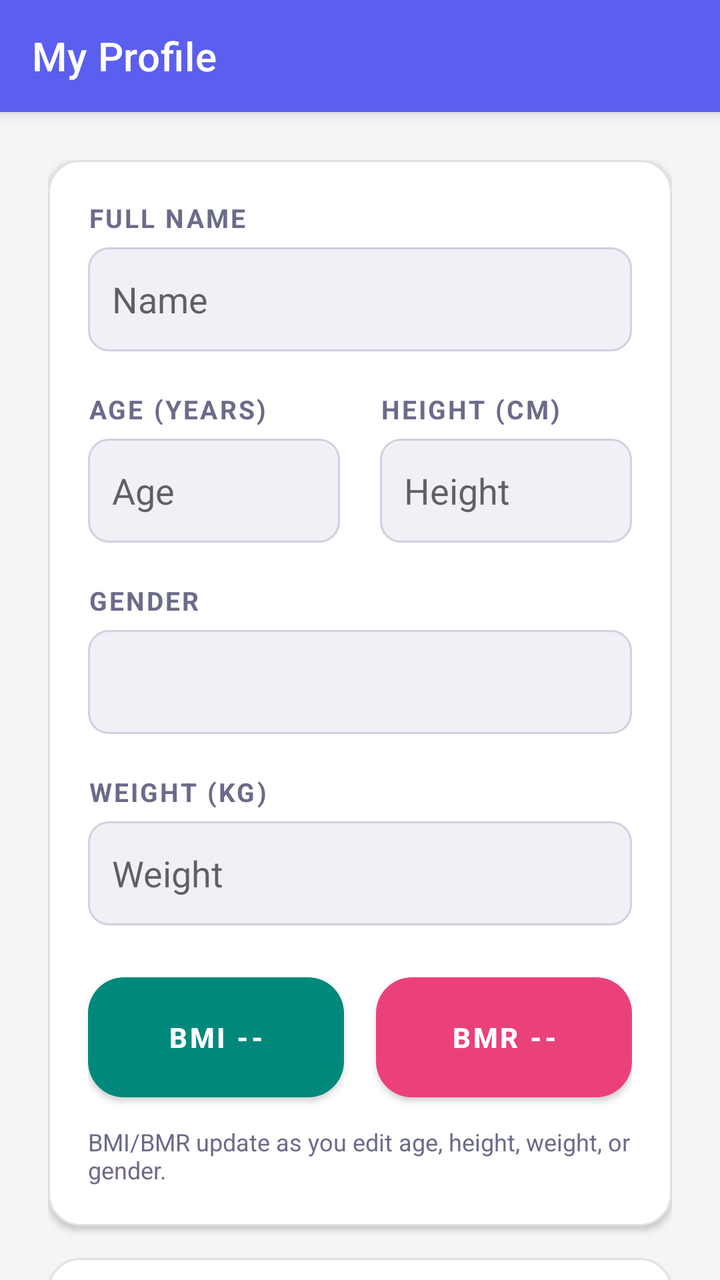
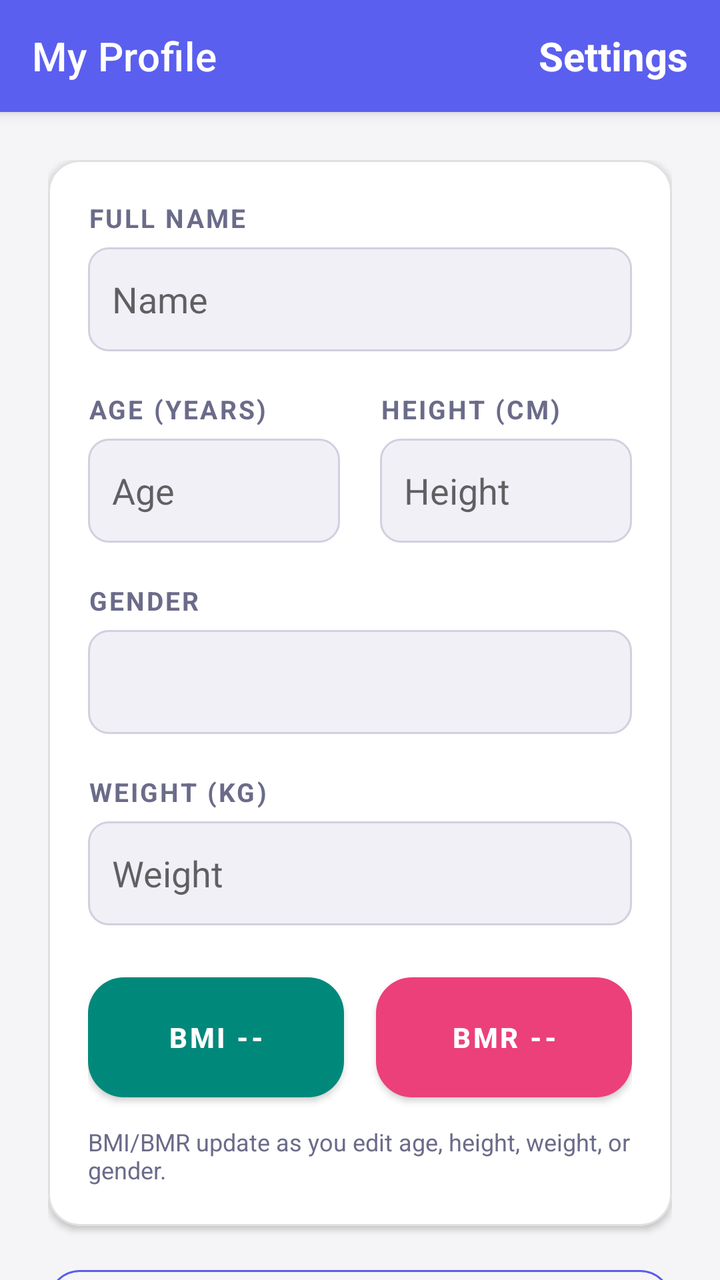

The first picture is an Android layout as it rendered before a commit; the second is the same layout after the commit. The layout source and the unified diff follow.
<!-- AndroidManifest.xml: application theme Theme.DailyRoutine -->
<!-- res/layout/activity_profile.xml -->
<?xml version="1.0" encoding="utf-8"?>
<androidx.coordinatorlayout.widget.CoordinatorLayout xmlns:android="http://schemas.android.com/apk/res/android"
    xmlns:app="http://schemas.android.com/apk/res-auto"
    android:layout_width="match_parent"
    android:layout_height="match_parent"
    android:background="@color/bgPage">

    <com.google.android.material.appbar.AppBarLayout
        android:id="@+id/appBar"
        android:layout_width="match_parent"
        android:layout_height="wrap_content"
        android:background="@color/primary">

        <androidx.appcompat.widget.Toolbar
            android:id="@+id/toolbar"
            android:layout_width="match_parent"
            android:layout_height="?attr/actionBarSize"
            app:title="My Profile"
            app:titleTextColor="@android:color/white"/>

    </com.google.android.material.appbar.AppBarLayout>

    <androidx.core.widget.NestedScrollView
        android:id="@+id/profileScroll"
        android:layout_width="match_parent"
        android:layout_height="match_parent"
        android:paddingBottom="80dp"
        android:clipToPadding="false"
        app:layout_behavior="@string/appbar_scrolling_view_behavior">

        <LinearLayout
            android:layout_width="match_parent"
            android:layout_height="wrap_content"
            android:orientation="vertical"
            android:padding="24dp">

            <com.google.android.material.card.MaterialCardView
                android:layout_width="match_parent"
                android:layout_height="wrap_content"
                app:cardCornerRadius="16dp"
                app:cardElevation="2dp"
                app:strokeWidth="1dp"
                app:strokeColor="@color/cardStroke">

                <LinearLayout
                    android:layout_width="match_parent"
                    android:layout_height="wrap_content"
                    android:orientation="vertical"
                    android:padding="20dp">

                    <TextView style="@style/LabelText" android:text="Full Name"/>
                    <EditText
                        android:id="@+id/etProfileName"
                        android:layout_width="match_parent"
                        android:layout_height="52dp"
                        android:layout_marginTop="6dp"
                        android:background="@drawable/bg_field"
                        android:paddingHorizontal="12dp"
                        android:inputType="textPersonName|textCapWords"
                        android:autofillHints="name"
                        android:hint="Name"/>

                    <LinearLayout
                        android:layout_width="match_parent"
                        android:layout_height="wrap_content"
                        android:orientation="horizontal"
                        android:layout_marginTop="20dp"
                        android:baselineAligned="false">

                        <LinearLayout
                            android:layout_width="0dp"
                            android:layout_height="wrap_content"
                            android:layout_weight="1"
                            android:orientation="vertical"
                            android:layout_marginEnd="10dp">
                            <TextView style="@style/LabelText" android:text="Age (Years)"/>
                            <EditText
                                android:id="@+id/etProfileAge"
                                android:layout_width="match_parent"
                                android:layout_height="52dp"
                                android:layout_marginTop="6dp"
                                android:background="@drawable/bg_field"
                                android:paddingHorizontal="12dp"
                                android:inputType="number"
                                android:hint="Age"/>
                        </LinearLayout>

                        <LinearLayout
                            android:layout_width="0dp"
                            android:layout_height="wrap_content"
                            android:layout_weight="1"
                            android:orientation="vertical"
                            android:layout_marginStart="10dp">
                            <TextView style="@style/LabelText" android:text="Height (cm)"/>
                            <EditText
                                android:id="@+id/etProfileHeight"
                                android:layout_width="match_parent"
                                android:layout_height="52dp"
                                android:layout_marginTop="6dp"
                                android:background="@drawable/bg_field"
                                android:paddingHorizontal="12dp"
                                android:inputType="number"
                                android:hint="Height"/>
                        </LinearLayout>
                    </LinearLayout>

                    <TextView style="@style/LabelText" android:text="Gender" android:layout_marginTop="20dp"/>
                    <Spinner
                        android:id="@+id/spinnerGender"
                        android:layout_width="match_parent"
                        android:layout_height="52dp"
                        android:layout_marginTop="6dp"
                        android:background="@drawable/bg_field"/>

                    <TextView style="@style/LabelText" android:text="Weight (kg)" android:layout_marginTop="20dp"/>
                    <EditText
                        android:id="@+id/etProfileWeight"
                        android:layout_width="match_parent"
                        android:layout_height="52dp"
                        android:layout_marginTop="6dp"
                        android:background="@drawable/bg_field"
                        android:paddingHorizontal="12dp"
                        android:inputType="numberDecimal"
                        android:hint="Weight"/>

                    <LinearLayout
                        android:layout_width="match_parent"
                        android:layout_height="wrap_content"
                        android:layout_marginTop="20dp"
                        android:baselineAligned="false"
                        android:orientation="horizontal">

                        <com.google.android.material.button.MaterialButton
                            android:id="@+id/btnProfileBmi"
                            android:layout_width="0dp"
                            android:layout_height="72dp"
                            android:layout_marginEnd="8dp"
                            android:layout_weight="1"
                            android:gravity="center"
                            android:minHeight="72dp"
                            android:text="BMI --"
                            android:textAllCaps="false"
                            android:textSize="14sp"
                            android:textStyle="bold"
                            app:backgroundTint="#00897B"
                            app:cornerRadius="18dp" />

                        <com.google.android.material.button.MaterialButton
                            android:id="@+id/btnProfileBmr"
                            android:layout_width="0dp"
                            android:layout_height="72dp"
                            android:layout_marginStart="8dp"
                            android:layout_weight="1"
                            android:gravity="center"
                            android:minHeight="72dp"
                            android:text="BMR --"
                            android:textAllCaps="false"
                            android:textSize="14sp"
                            android:textStyle="bold"
                            app:backgroundTint="#EC407A"
                            app:cornerRadius="18dp" />
                    </LinearLayout>

                    <TextView
                        android:id="@+id/tvProfileMetricsHint"
                        android:layout_width="match_parent"
                        android:layout_height="wrap_content"
                        android:layout_marginTop="8dp"
                        android:text="BMI/BMR update as you edit age, height, weight, or gender."
                        android:textColor="@color/textSecondary"
                        android:textSize="12sp" />

                </LinearLayout>
            </com.google.android.material.card.MaterialCardView>

            <com.google.android.material.card.MaterialCardView
                android:layout_width="match_parent"
                android:layout_height="wrap_content"
                android:layout_marginTop="16dp"
                app:cardCornerRadius="16dp"
                app:cardElevation="2dp"
                app:strokeWidth="1dp"
                app:strokeColor="@color/cardStroke">

                <LinearLayout
                    android:layout_width="match_parent"
                    android:layout_height="wrap_content"
                    android:gravity="center_vertical"
                    android:orientation="horizontal"
                    android:padding="18dp">

                    <TextView
                        android:layout_width="0dp"
                        android:layout_height="wrap_content"
                        android:layout_weight="1"
                        android:text="Theme, privacy, and app lock"
                        android:textColor="@color/textPrimary"
                        android:textSize="16sp"
                        android:textStyle="bold" />

                    <com.google.android.material.button.MaterialButton
                        android:id="@+id/btnProfileSettings"
                        style="@style/Widget.MaterialComponents.Button.OutlinedButton"
                        android:layout_width="wrap_content"
                        android:layout_height="48dp"
                        android:text="Settings"
                        android:textAllCaps="false"
                        android:textStyle="bold"
                        app:cornerRadius="16dp"
                        app:icon="@drawable/ic_settings"
                        app:iconTint="@color/primary"
                        app:strokeColor="@color/primary" />
                </LinearLayout>
            </com.google.android.material.card.MaterialCardView>

            <com.google.android.material.button.MaterialButton
                android:id="@+id/btnExportReport"
                style="@style/Widget.MaterialComponents.Button.OutlinedButton"
                android:layout_width="match_parent"
                android:layout_height="56dp"
                android:layout_marginTop="16dp"
                android:text="Export 180-Day Wellness Report (PDF)"
                android:textAllCaps="false"
                android:textStyle="bold"
                app:cornerRadius="16dp"
                app:strokeColor="@color/primary"
                app:icon="@drawable/ic_save"
                app:iconTint="@color/primary"/>

            <com.google.android.material.button.MaterialButton
                android:id="@+id/btnSaveProfile"
                android:layout_width="match_parent"
                android:layout_height="56dp"
                android:layout_marginTop="32dp"
                android:text="Save Changes"
                android:textAllCaps="false"
                android:textStyle="bold"
                app:cornerRadius="16dp"/>

        </LinearLayout>
    </androidx.core.widget.NestedScrollView>

</androidx.coordinatorlayout.widget.CoordinatorLayout>
<!-- resources referenced by this layout -->
<resources>
  <color name="bgPage">#F5F5F7</color>
  <color name="cardStroke">#E0E0E0</color>
  <color name="primary">#5B5FEF</color>
  <color name="textPrimary">#1A1A2E</color>
  <color name="textSecondary">#6B6B8A</color>
  <!-- drawable bg_field (drawable) -->
  <?xml version="1.0" encoding="utf-8"?>
  <shape xmlns:android="http://schemas.android.com/apk/res/android"
      android:shape="rectangle">
      <solid android:color="@color/fieldBg"/>
      <corners android:radius="10dp"/>
      <stroke android:width="1dp" android:color="@color/fieldStroke"/>
  </shape>
  <!-- drawable ic_save (drawable) -->
  <vector xmlns:android="http://schemas.android.com/apk/res/android" android:width="24dp" android:height="24dp" android:viewportWidth="24" android:viewportHeight="24">
      <path android:fillColor="@color/iconSuccess" android:pathData="M5,3H17L21,7V19C21,20.1 20.1,21 19,21H5C3.9,21 3,20.1 3,19V5C3,3.9 3.9,3 5,3ZM7,5V10H16V5H7ZM7,15V19H17V15H7Z"/>
  </vector>
  <!-- drawable ic_settings (drawable) -->
  ﻿<?xml version="1.0" encoding="utf-8"?>
  <vector xmlns:android="http://schemas.android.com/apk/res/android"
      android:width="24dp"
      android:height="24dp"
      android:viewportWidth="24"
      android:viewportHeight="24">
      <path
          android:fillColor="@color/primary"
          android:pathData="M19.43,12.98c0.04,-0.32 0.07,-0.65 0.07,-0.98s-0.02,-0.66 -0.07,-0.98l2.11,-1.65c0.19,-0.15 0.24,-0.42 0.12,-0.64l-2,-3.46c-0.12,-0.22 -0.37,-0.31 -0.6,-0.22l-2.49,1c-0.52,-0.4 -1.08,-0.73 -1.69,-0.98L14.5,2.42C14.47,2.18 14.25,2 14,2h-4c-0.25,0 -0.46,0.18 -0.5,0.42L9.12,5.07c-0.61,0.25 -1.17,0.59 -1.69,0.98l-2.49,-1c-0.23,-0.08 -0.48,0 -0.6,0.22l-2,3.46c-0.13,0.22 -0.07,0.49 0.12,0.64l2.11,1.65c-0.04,0.32 -0.08,0.65 -0.08,0.98s0.03,0.66 0.08,0.98l-2.11,1.65c-0.19,0.15 -0.24,0.42 -0.12,0.64l2,3.46c0.12,0.22 0.37,0.31 0.6,0.22l2.49,-1c0.52,0.4 1.08,0.73 1.69,0.98l0.38,2.65c0.04,0.24 0.25,0.42 0.5,0.42h4c0.25,0 0.47,-0.18 0.5,-0.42l0.38,-2.65c0.61,-0.25 1.18,-0.59 1.69,-0.98l2.49,1c0.23,0.08 0.48,0 0.6,-0.22l2,-3.46c0.12,-0.22 0.07,-0.49 -0.12,-0.64l-2.11,-1.65zM12,15.5A3.5,3.5 0,1 1,12 8a3.5,3.5 0,0 1,0 7z" />
  </vector>
  <style name="LabelText">
          <item name="android:layout_width">wrap_content</item>
          <item name="android:layout_height">wrap_content</item>
          <item name="android:textSize">13sp</item>
          <item name="android:textStyle">bold</item>
          <item name="android:textColor">@color/textSecondary</item>
          <item name="android:textAllCaps">true</item>
          <item name="android:letterSpacing">0.08</item>
      </style>
  <style name="Theme.DailyRoutine" parent="Theme.MaterialComponents.DayNight.NoActionBar">
          <item name="colorPrimary">@color/primary</item>
          <item name="colorPrimaryVariant">@color/primaryDark</item>
          <item name="colorOnPrimary">@android:color/white</item>
          <item name="colorSecondary">@color/accent</item>
          <item name="colorOnSecondary">@android:color/white</item>
          <item name="android:windowBackground">@color/bgPage</item>
          <item name="android:statusBarColor">@color/statusBar</item>
          <item name="android:navigationBarColor">@color/primaryDark</item>
          
          <item name="dialogCornerRadius">16dp</item>
      </style>
  <color name="fieldBg">#F0F0F6</color>
  <color name="fieldStroke">#D0D0E0</color>
  <color name="iconSuccess">#00C853</color>
  <color name="primaryDark">#3F41C2</color>
  <color name="accent">#7E57C2</color>
  <color name="statusBar">#5B5FEF</color>
</resources>

<!-- the commit's change to res/layout/activity_profile.xml (unified diff, before → after) -->
@@ -16,7 +16,24 @@
             android:layout_width="match_parent"
             android:layout_height="?attr/actionBarSize"
             app:title="My Profile"
-            app:titleTextColor="@android:color/white"/>
+            app:titleTextColor="@android:color/white">
+
+            <TextView
+                android:id="@+id/btnProfileSettings"
+                android:layout_width="wrap_content"
+                android:layout_height="match_parent"
+                android:layout_gravity="end|center_vertical"
+                android:background="?attr/selectableItemBackgroundBorderless"
+                android:clickable="true"
+                android:focusable="true"
+                android:gravity="center"
+                android:paddingHorizontal="16dp"
+                android:text="Settings"
+                android:textColor="@android:color/white"
+                android:textSize="20sp"
+                android:textStyle="bold" />
+
+        </androidx.appcompat.widget.Toolbar>
 
     </com.google.android.material.appbar.AppBarLayout>
 
@@ -173,46 +190,6 @@
                 </LinearLayout>
             </com.google.android.material.card.MaterialCardView>
 
-            <com.google.android.material.card.MaterialCardView
-                android:layout_width="match_parent"
-                android:layout_height="wrap_content"
-                android:layout_marginTop="16dp"
-                app:cardCornerRadius="16dp"
-                app:cardElevation="2dp"
-                app:strokeWidth="1dp"
-                app:strokeColor="@color/cardStroke">
-
-                <LinearLayout
-                    android:layout_width="match_parent"
-                    android:layout_height="wrap_content"
-                    android:gravity="center_vertical"
-                    android:orientation="horizontal"
-                    android:padding="18dp">
-
-                    <TextView
-                        android:layout_width="0dp"
-                        android:layout_height="wrap_content"
-                        android:layout_weight="1"
-                        android:text="Theme, privacy, and app lock"
-                        android:textColor="@color/textPrimary"
-                        android:textSize="16sp"
-                        android:textStyle="bold" />
-
-                    <com.google.android.material.button.MaterialButton
-                        android:id="@+id/btnProfileSettings"
-                        style="@style/Widget.MaterialComponents.Button.OutlinedButton"
-                        android:layout_width="wrap_content"
-                        android:layout_height="48dp"
-                        android:text="Settings"
-                        android:textAllCaps="false"
-                        android:textStyle="bold"
-                        app:cornerRadius="16dp"
-                        app:icon="@drawable/ic_settings"
-                        app:iconTint="@color/primary"
-                        app:strokeColor="@color/primary" />
-                </LinearLayout>
-            </com.google.android.material.card.MaterialCardView>
-
             <com.google.android.material.button.MaterialButton
                 android:id="@+id/btnExportReport"
                 style="@style/Widget.MaterialComponents.Button.OutlinedButton"
<!-- resource entries referenced after the edit -->
@@ -3,7 +3,6 @@
   <color name="bgPage">#F5F5F7</color>
   <color name="cardStroke">#E0E0E0</color>
   <color name="primary">#5B5FEF</color>
-  <color name="textPrimary">#1A1A2E</color>
   <color name="textSecondary">#6B6B8A</color>
   <!-- drawable bg_field (drawable) -->
   <?xml version="1.0" encoding="utf-8"?>
@@ -16,17 +15,6 @@
   <!-- drawable ic_save (drawable) -->
   <vector xmlns:android="http://schemas.android.com/apk/res/android" android:width="24dp" android:height="24dp" android:viewportWidth="24" android:viewportHeight="24">
       <path android:fillColor="@color/iconSuccess" android:pathData="M5,3H17L21,7V19C21,20.1 20.1,21 19,21H5C3.9,21 3,20.1 3,19V5C3,3.9 3.9,3 5,3ZM7,5V10H16V5H7ZM7,15V19H17V15H7Z"/>
-  </vector>
-  <!-- drawable ic_settings (drawable) -->
-  ﻿<?xml version="1.0" encoding="utf-8"?>
-  <vector xmlns:android="http://schemas.android.com/apk/res/android"
-      android:width="24dp"
-      android:height="24dp"
-      android:viewportWidth="24"
-      android:viewportHeight="24">
-      <path
-          android:fillColor="@color/primary"
-          android:pathData="M19.43,12.98c0.04,-0.32 0.07,-0.65 0.07,-0.98s-0.02,-0.66 -0.07,-0.98l2.11,-1.65c0.19,-0.15 0.24,-0.42 0.12,-0.64l-2,-3.46c-0.12,-0.22 -0.37,-0.31 -0.6,-0.22l-2.49,1c-0.52,-0.4 -1.08,-0.73 -1.69,-0.98L14.5,2.42C14.47,2.18 14.25,2 14,2h-4c-0.25,0 -0.46,0.18 -0.5,0.42L9.12,5.07c-0.61,0.25 -1.17,0.59 -1.69,0.98l-2.49,-1c-0.23,-0.08 -0.48,0 -0.6,0.22l-2,3.46c-0.13,0.22 -0.07,0.49 0.12,0.64l2.11,1.65c-0.04,0.32 -0.08,0.65 -0.08,0.98s0.03,0.66 0.08,0.98l-2.11,1.65c-0.19,0.15 -0.24,0.42 -0.12,0.64l2,3.46c0.12,0.22 0.37,0.31 0.6,0.22l2.49,-1c0.52,0.4 1.08,0.73 1.69,0.98l0.38,2.65c0.04,0.24 0.25,0.42 0.5,0.42h4c0.25,0 0.47,-0.18 0.5,-0.42l0.38,-2.65c0.61,-0.25 1.18,-0.59 1.69,-0.98l2.49,1c0.23,0.08 0.48,0 0.6,-0.22l2,-3.46c0.12,-0.22 0.07,-0.49 -0.12,-0.64l-2.11,-1.65zM12,15.5A3.5,3.5 0,1 1,12 8a3.5,3.5 0,0 1,0 7z" />
   </vector>
   <style name="LabelText">
           <item name="android:layout_width">wrap_content</item>
